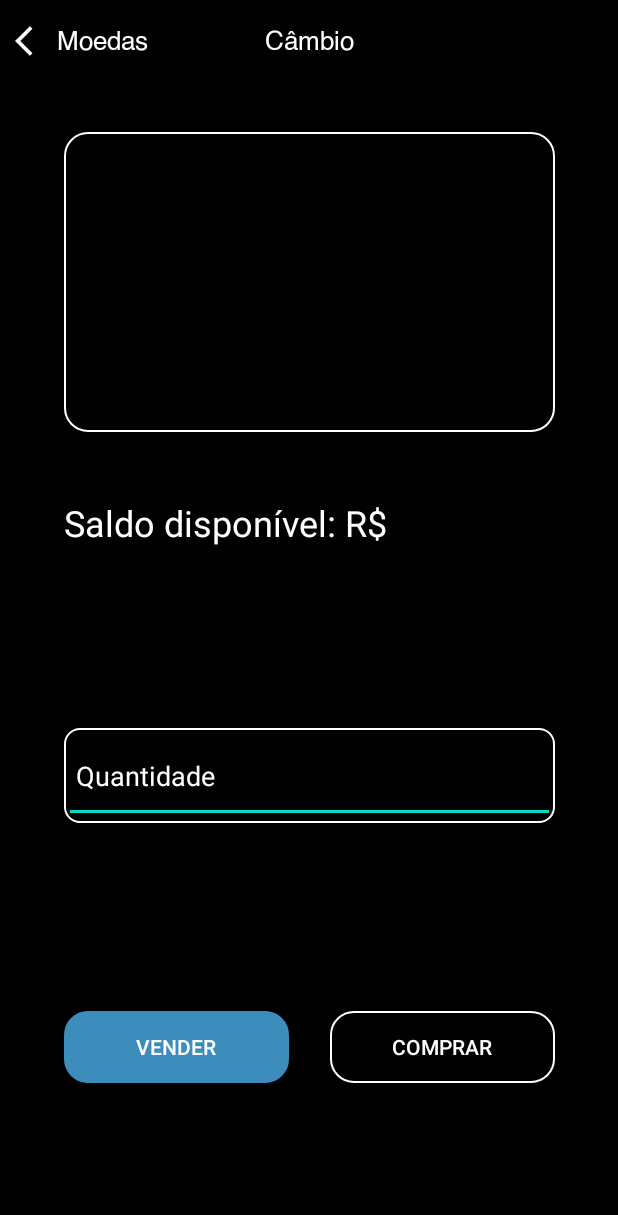
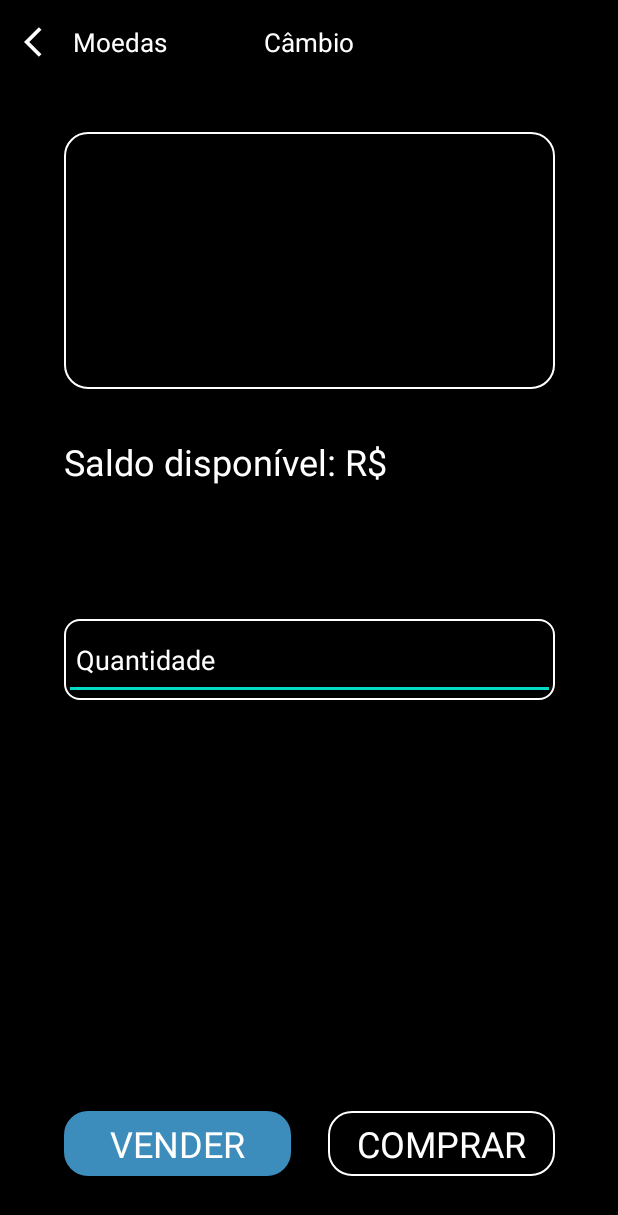
Before and after one commit to Adriano1998/AppInvestimentos, an Android app: the layout activity_tela_cambio.xml on its own in the app's theme, with its tools: preview values and no code run, on a phone screen of 412 x 824 dp. Shown: the top 1215 px of the screen. Run offline under Robolectric (Android 15) with nearby library versions, the phone set to English and light mode, and no system bars.

Commit message:
Refatoração do layout das telas e do layout das toolbars

```diff
--- a/app/src/main/java/com/br/brqinvestimentos/viewModel/MoedaViewModel.kt
+++ b/app/src/main/java/com/br/brqinvestimentos/viewModel/MoedaViewModel.kt
@@ -104,7 +104,7 @@ class MoedaViewModel(private val repository: MoedaRepository) : BaseViewModel()
     }
 
     fun validaQuantidadeComCompra(quantidade: Int, moedaModel: MoedaModel): Boolean {
-        if (quantidade * moedaModel.valorCompra!! <= FuncoesUtils.quantidadeSaldo) {
+        if (quantidade * moedaModel.valorCompra!! <= FuncoesUtils.quantidadeSaldo && quantidade > 0) {
             return true
         }
         return false
--- a/app/src/main/res/layout/activity_tela_cambio.xml
+++ b/app/src/main/res/layout/activity_tela_cambio.xml
@@ -7,28 +7,20 @@
     android:background="#000000"
     tools:context=".ui.TelaCambio">
 
-    <include layout="@layout/toolbar_cambio">
+    <include layout="@layout/toolbar_cambio"
+        android:id="@+id/toolbarcambio"
+        >
 
     </include>
 
-    <ImageButton
-        android:id="@+id/btnVoltarTelaHome"
-        android:layout_width="wrap_content"
-        android:layout_height="wrap_content"
-        android:layout_marginStart="10dp"
-        android:layout_marginTop="15dp"
-        android:background="#D1000000"
-        android:src="@drawable/ic_baseline_arrow_back_ios_24"
-        app:layout_constraintStart_toStartOf="parent"
-        app:layout_constraintTop_toTopOf="parent">
 
-    </ImageButton>
 
     <LinearLayout
         android:id="@+id/ll_cardMoeda"
         android:layout_width="327dp"
-        android:layout_height="200dp"
+        android:layout_height="171dp"
         android:layout_marginTop="88dp"
+        android:layout_marginHorizontal="24dp"
         android:background="@drawable/retangulo"
         android:orientation="vertical"
         app:layout_constraintBottom_toBottomOf="parent"
@@ -41,7 +33,7 @@
             android:id="@+id/txtNomeMoedaCambio"
             android:layout_width="match_parent"
             android:layout_height="wrap_content"
-            android:layout_marginStart="22dp"
+            android:layout_marginHorizontal="16dp"
             android:layout_marginTop="15dp"
             android:textColor="#FFFFFF"
             android:textSize="22sp"
@@ -55,7 +47,7 @@
             android:id="@+id/txtVariacaoMoedaCambio"
             android:layout_width="70dp"
             android:layout_height="wrap_content"
-            android:layout_marginStart="22dp"
+            android:layout_marginHorizontal="16dp"
             android:layout_marginTop="15dp"
             android:textSize="20sp"
             app:layout_constraintBottom_toBottomOf="parent"
@@ -69,7 +61,7 @@
             android:id="@+id/txtCompraMoedaCambio"
             android:layout_width="wrap_content"
             android:layout_height="wrap_content"
-            android:layout_marginStart="22dp"
+            android:layout_marginHorizontal="16dp"
             android:layout_marginTop="15dp"
             android:textColor="#FFFFFF"
             android:textSize="16sp"
@@ -84,7 +76,7 @@
             android:id="@+id/txtVendaMoedaCambio"
             android:layout_width="wrap_content"
             android:layout_height="wrap_content"
-            android:layout_marginStart="22dp"
+            android:layout_marginHorizontal="16dp"
             android:layout_marginTop="15dp"
             android:textColor="#FFFFFF"
             android:textSize="16sp"
@@ -100,7 +92,7 @@
         android:id="@+id/txtSaldoDisponivel"
         android:layout_width="wrap_content"
         android:layout_height="wrap_content"
-        android:layout_marginTop="44dp"
+        android:layout_marginTop="32dp"
         android:text="@string/saldo_disponivel"
         android:textColor="#FFFFFF"
         android:textSize="24sp"
@@ -113,7 +105,7 @@
         android:id="@+id/txtEmCaixa"
         android:layout_width="wrap_content"
         android:layout_height="wrap_content"
-        android:layout_marginTop="44dp"
+        android:layout_marginTop="24dp"
         android:textColor="#FFFFFF"
         android:textSize="24sp"
         app:layout_constraintStart_toStartOf="@id/txtSaldoDisponivel"
@@ -124,8 +116,8 @@
     <LinearLayout
         android:id="@+id/ll_quantidade"
         android:layout_width="327dp"
-        android:layout_height="63dp"
-        android:layout_marginTop="44dp"
+        android:layout_height="54dp"
+        android:layout_marginTop="32dp"
         android:layout_marginBottom="24dp"
         android:background="@drawable/retanguloedttxt"
         android:orientation="horizontal"
@@ -151,32 +143,40 @@
 
     <androidx.appcompat.widget.AppCompatButton
         android:id="@+id/btnVender"
-        android:layout_width="150dp"
-        android:layout_height="wrap_content"
-        android:layout_marginTop="125dp"
+        android:layout_width="151dp"
+        android:layout_height="43dp"
+        android:textSize="24sp"
+        android:fontFamily="@font/arial"
+        android:layout_marginBottom="40dp"
         android:background="@drawable/retangulo"
         android:backgroundTint="#3C8DBC"
         android:text="@string/vender"
         android:textColor="#FFFFFF"
+        app:layout_constraintBottom_toBottomOf="parent"
         app:layout_constraintStart_toStartOf="@id/ll_quantidade"
-        app:layout_constraintTop_toBottomOf="@id/ll_quantidade">
+        app:layout_constraintTop_toBottomOf="@id/ll_quantidade"
+        app:layout_constraintVertical_bias="1.0">
 
     </androidx.appcompat.widget.AppCompatButton>
 
 
     <androidx.appcompat.widget.AppCompatButton
         android:id="@+id/btnComprar"
-        android:layout_width="150dp"
-        android:layout_height="wrap_content"
-        android:layout_marginTop="125dp"
+        android:layout_width="151dp"
+        android:layout_height="43dp"
+        android:textSize="24sp"
+        android:fontFamily="@font/arial"
+        android:layout_marginBottom="40dp"
         android:background="@drawable/retangulo"
 
         android:text="@string/comprar"
+
         android:textColor="#FFFFFF"
+        app:layout_constraintBottom_toBottomOf="parent"
         app:layout_constraintEnd_toEndOf="@id/ll_quantidade"
         app:layout_constraintTop_toBottomOf="@id/ll_quantidade"
 
-        >
+        app:layout_constraintVertical_bias="1.0">
 
     </androidx.appcompat.widget.AppCompatButton>
 
@@ -184,7 +184,7 @@
         android:id="@+id/txtSaldoDisponivelVariavel"
         android:layout_width="wrap_content"
         android:layout_height="wrap_content"
-        android:layout_marginTop="44dp"
+        android:layout_marginTop="32dp"
         android:textColor="@color/white"
         android:textSize="24sp"
 
--- a/app/src/main/res/layout/toolbar_cambio.xml
+++ b/app/src/main/res/layout/toolbar_cambio.xml
@@ -7,16 +7,21 @@
     android:background="#D1000000">
 
 
-
+    <ImageButton
+        android:id="@+id/btnVoltarTelaMoedas"
+        android:layout_width="wrap_content"
+        android:layout_height="wrap_content"
+        android:layout_marginTop="15dp"
+        android:background="#D1000000"
+        android:src="@drawable/ic_baseline_arrow_back_ios_24" />
 
     <TextView
         android:id="@+id/toolbar_subTitle"
-        android:fontFamily="@font/helvetica"
-        android:accessibilityHeading="true"
         android:layout_width="wrap_content"
-        android:layout_marginStart="30dp"
         android:layout_height="wrap_content"
         android:layout_gravity="left"
+        android:layout_marginStart="16.5dp"
+        android:importantForAccessibility="no"
         android:padding="8dp"
         android:text="@string/moedas"
         android:textColor="@color/white"
@@ -26,11 +31,10 @@
 
     <TextView
         android:id="@+id/toolbar_title"
-        android:fontFamily="@font/helvetica"
-        android:accessibilityHeading="true"
         android:layout_width="wrap_content"
         android:layout_height="wrap_content"
         android:layout_gravity="center"
+        android:accessibilityHeading="true"
         android:padding="8dp"
         android:text="@string/cambio"
         android:textColor="@color/white"
--- a/app/src/main/res/layout/toolbarcompraevenda.xml
+++ b/app/src/main/res/layout/toolbarcompraevenda.xml
@@ -17,7 +17,6 @@
 
     <TextView
         android:id="@+id/toolbarcompraevenda_subTitle"
-        android:fontFamily="@font/helvetica"
         android:accessibilityHeading="true"
         android:layout_width="wrap_content"
         android:layout_marginStart="10dp"
@@ -32,13 +31,12 @@
 
     <TextView
         android:id="@+id/toolbarcompraevenda_title"
-        android:fontFamily="@font/helvetica"
         android:accessibilityHeading="true"
         android:layout_width="wrap_content"
         android:layout_height="wrap_content"
         android:layout_gravity="center"
         android:padding="8dp"
-        android:text="@string/vender_compraevenda"
+
         android:textColor="@color/white"
         android:textSize="17sp">
 
--- a/app/src/main/res/values/strings.xml
+++ b/app/src/main/res/values/strings.xml
@@ -3,7 +3,7 @@
     <string name="moedas">Moedas</string>
     <string name="cambio">Câmbio</string>
     <string name="saldo_disponivel">Saldo disponível: R$ </string>
-    <string name="comprar">COMPRAR</string>
+    <string name="comprar">Comprar</string>
     <string name="vender">VENDER</string>
     <string name="quantidade">Quantidade</string>
     <string name="em_caixa">em caixa</string>
```
Also changed, not shown: app/src/main/java/com/br/brqinvestimentos/ui/TelaCambio.kt (+13 -31 lines), app/src/main/java/com/br/brqinvestimentos/ui/TelaCompraVenda.kt (+14 -14 lines), app/src/main/res/layout/activity_tela_compra_venda.xml (+26 -16 lines), app/src/main/res/layout/activity_tela_home.xml (+8 -6 lines), app/src/main/res/layout/toolbar.xml (+5 -3 lines).
